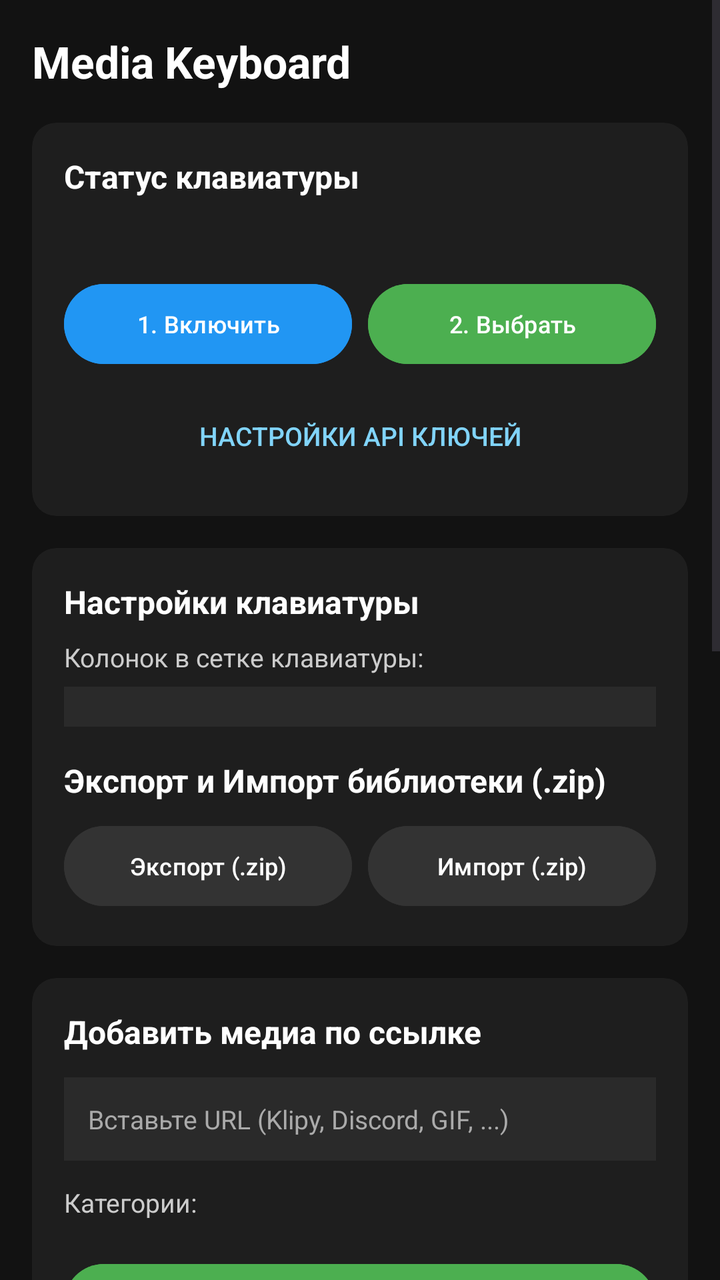
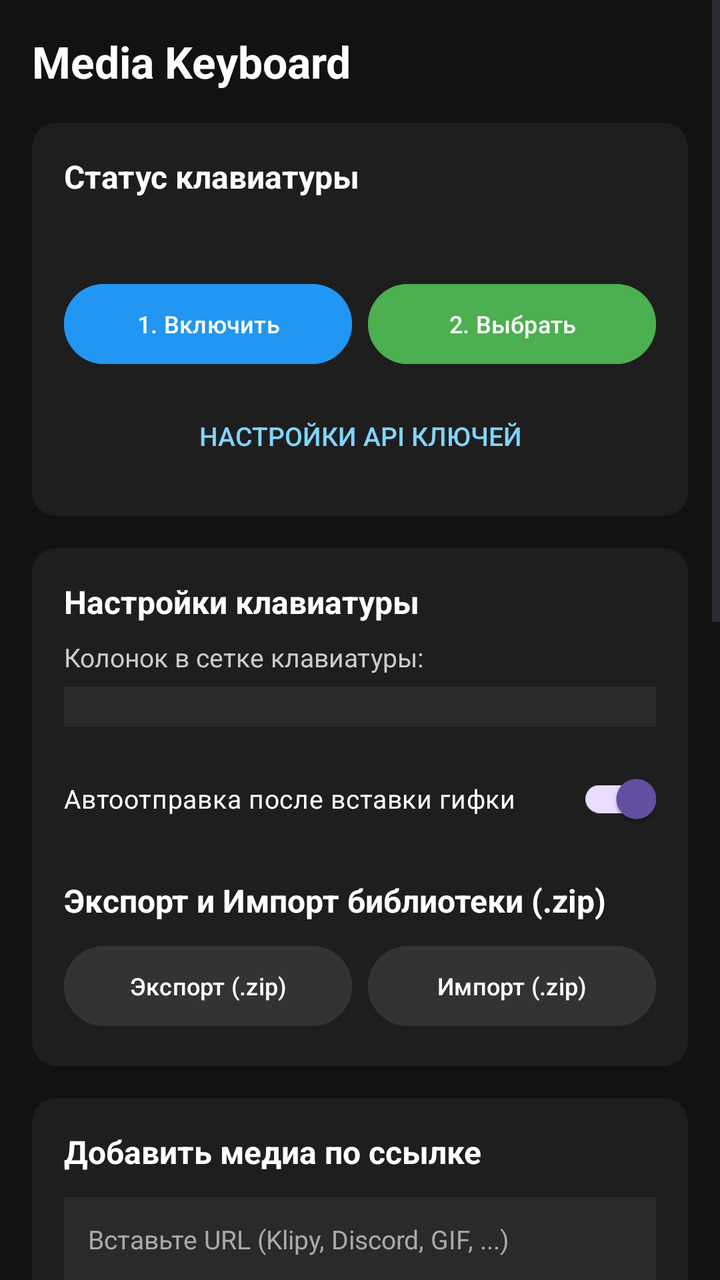

An Android layout rendered at two revisions. The XML below is the earlier revision; the diff shows what the commit changed to produce the second picture.
<!-- AndroidManifest.xml: application theme Theme.MediaKeyboard -->
<!-- res/layout/activity_main.xml -->
<?xml version="1.0" encoding="utf-8"?>
<ScrollView xmlns:android="http://schemas.android.com/apk/res/android"
    xmlns:app="http://schemas.android.com/apk/res-auto"
    android:layout_width="match_parent"
    android:layout_height="match_parent"
    android:background="#FF121212"
    android:fillViewport="true">

    <LinearLayout
        android:layout_width="match_parent"
        android:layout_height="wrap_content"
        android:orientation="vertical"
        android:padding="16dp">

        
        <TextView
            android:layout_width="wrap_content"
            android:layout_height="wrap_content"
            android:text="Media Keyboard"
            android:textColor="#FFFFFFFF"
            android:textSize="22sp"
            android:textStyle="bold"
            android:layout_marginBottom="16dp" />

        
        <com.google.android.material.card.MaterialCardView
            android:layout_width="match_parent"
            android:layout_height="wrap_content"
            android:layout_marginBottom="16dp"
            app:cardBackgroundColor="#FF1E1E1E"
            app:cardCornerRadius="12dp"
            app:strokeWidth="0dp">

            <LinearLayout
                android:layout_width="match_parent"
                android:layout_height="wrap_content"
                android:orientation="vertical"
                android:padding="16dp">

                <TextView
                    android:layout_width="wrap_content"
                    android:layout_height="wrap_content"
                    android:text="Статус клавиатуры"
                    android:textColor="#FFFFFFFF"
                    android:textSize="16sp"
                    android:textStyle="bold"
                    android:layout_marginBottom="8dp" />

                <TextView
                    android:id="@+id/statusText"
                    android:layout_width="wrap_content"
                    android:layout_height="wrap_content"
                    android:textColor="#FFCCCCCC"
                    android:textSize="14sp"
                    android:layout_marginBottom="12dp" />

                <LinearLayout
                    android:layout_width="match_parent"
                    android:layout_height="wrap_content"
                    android:orientation="horizontal">

                    <Button
                        android:id="@+id/btnEnable"
                        android:layout_width="0dp"
                        android:layout_height="wrap_content"
                        android:layout_weight="1"
                        android:text="1. Включить"
                        android:textSize="12sp"
                        android:backgroundTint="#FF2196F3"
                        android:textColor="#FFFFFFFF" />

                    <Button
                        android:id="@+id/btnPick"
                        android:layout_width="0dp"
                        android:layout_height="wrap_content"
                        android:layout_weight="1"
                        android:layout_marginStart="8dp"
                        android:text="2. Выбрать"
                        android:textSize="12sp"
                        android:backgroundTint="#FF4CAF50" />
                </LinearLayout>

                <Button
                    android:id="@+id/btnOpenSettings"
                    style="?android:attr/borderlessButtonStyle"
                    android:layout_width="match_parent"
                    android:layout_height="wrap_content"
                    android:layout_marginTop="8dp"
                    android:text="Настройки API ключей"
                    android:textColor="#FF81D4FA"
                    android:textSize="13sp" />

            </LinearLayout>
        </com.google.android.material.card.MaterialCardView>

        
        <com.google.android.material.card.MaterialCardView
            android:layout_width="match_parent"
            android:layout_height="wrap_content"
            android:layout_marginBottom="16dp"
            app:cardBackgroundColor="#FF1E1E1E"
            app:cardCornerRadius="12dp"
            app:strokeWidth="0dp">

            <LinearLayout
                android:layout_width="match_parent"
                android:layout_height="wrap_content"
                android:orientation="vertical"
                android:padding="16dp">

                <TextView
                    android:layout_width="wrap_content"
                    android:layout_height="wrap_content"
                    android:text="Настройки клавиатуры"
                    android:textColor="#FFFFFFFF"
                    android:textSize="16sp"
                    android:textStyle="bold"
                    android:layout_marginBottom="8dp" />

                <TextView
                    android:layout_width="wrap_content"
                    android:layout_height="wrap_content"
                    android:text="Колонок в сетке клавиатуры:"
                    android:textColor="#FFCCCCCC"
                    android:textSize="13sp"
                    android:layout_marginBottom="6dp" />

                <Spinner
                    android:id="@+id/spinnerColumns"
                    android:layout_width="match_parent"
                    android:layout_height="wrap_content"
                    android:background="#FF2A2A2A"
                    android:padding="10dp"
                    android:layout_marginBottom="16dp" />

                <TextView
                    android:layout_width="wrap_content"
                    android:layout_height="wrap_content"
                    android:text="Экспорт и Импорт библиотеки (.zip)"
                    android:textColor="#FFFFFFFF"
                    android:textSize="16sp"
                    android:textStyle="bold"
                    android:layout_marginBottom="8dp" />

                <LinearLayout
                    android:layout_width="match_parent"
                    android:layout_height="wrap_content"
                    android:orientation="horizontal">

                    <Button
                        android:id="@+id/btnExportLibrary"
                        android:layout_width="0dp"
                        android:layout_height="wrap_content"
                        android:layout_weight="1"
                        android:text="Экспорт (.zip)"
                        android:textSize="12sp"
                        android:backgroundTint="#FF333333" />

                    <Button
                        android:id="@+id/btnImportLibrary"
                        android:layout_width="0dp"
                        android:layout_height="wrap_content"
                        android:layout_weight="1"
                        android:layout_marginStart="8dp"
                        android:text="Импорт (.zip)"
                        android:textSize="12sp"
                        android:backgroundTint="#FF333333" />
                </LinearLayout>

            </LinearLayout>
        </com.google.android.material.card.MaterialCardView>

        
        <com.google.android.material.card.MaterialCardView
            android:layout_width="match_parent"
            android:layout_height="wrap_content"
            android:layout_marginBottom="16dp"
            app:cardBackgroundColor="#FF1E1E1E"
            app:cardCornerRadius="12dp"
            app:strokeWidth="0dp">

            <LinearLayout
                android:layout_width="match_parent"
                android:layout_height="wrap_content"
                android:orientation="vertical"
                android:padding="16dp">

                <TextView
                    android:layout_width="wrap_content"
                    android:layout_height="wrap_content"
                    android:text="Добавить медиа по ссылке"
                    android:textColor="#FFFFFFFF"
                    android:textSize="16sp"
                    android:textStyle="bold"
                    android:layout_marginBottom="12dp" />

                <EditText
                    android:id="@+id/inputMainUrl"
                    android:layout_width="match_parent"
                    android:layout_height="wrap_content"
                    android:hint="Вставьте URL (Klipy, Discord, GIF, ...)"
                    android:textColorHint="#FFAAAAAA"
                    android:textColor="#FFFFFFFF"
                    android:background="#FF2A2A2A"
                    android:padding="12dp"
                    android:textSize="13sp"
                    android:inputType="textUri" />

                <TextView
                    android:layout_width="wrap_content"
                    android:layout_height="wrap_content"
                    android:text="Категории:"
                    android:textColor="#FFCCCCCC"
                    android:textSize="13sp"
                    android:layout_marginTop="12dp"
                    android:layout_marginBottom="6dp" />

                <LinearLayout
                    android:id="@+id/mainCategoriesContainer"
                    android:layout_width="match_parent"
                    android:layout_height="wrap_content"
                    android:orientation="vertical" />

                <Button
                    android:id="@+id/btnAddMainMedia"
                    android:layout_width="match_parent"
                    android:layout_height="wrap_content"
                    android:layout_marginTop="12dp"
                    android:text="Сохранить в медиатеку"
                    android:backgroundTint="#FF4CAF50"
                    android:textColor="#FFFFFFFF" />

            </LinearLayout>
        </com.google.android.material.card.MaterialCardView>

        
        <com.google.android.material.card.MaterialCardView
            android:layout_width="match_parent"
            android:layout_height="wrap_content"
            android:layout_marginBottom="16dp"
            app:cardBackgroundColor="#FF1E1E1E"
            app:cardCornerRadius="12dp"
            app:strokeWidth="0dp">

            <LinearLayout
                android:layout_width="match_parent"
                android:layout_height="wrap_content"
                android:orientation="vertical"
                android:padding="16dp">

                <TextView
                    android:layout_width="wrap_content"
                    android:layout_height="wrap_content"
                    android:text="Категории"
                    android:textColor="#FFFFFFFF"
                    android:textSize="16sp"
                    android:textStyle="bold"
                    android:layout_marginBottom="12dp" />

                <LinearLayout
                    android:layout_width="match_parent"
                    android:layout_height="wrap_content"
                    android:orientation="horizontal">

                    <EditText
                        android:id="@+id/inputMainCategoryName"
                        android:layout_width="0dp"
                        android:layout_height="wrap_content"
                        android:layout_weight="1"
                        android:hint="Имя новой категории"
                        android:textColorHint="#FFAAAAAA"
                        android:textColor="#FFFFFFFF"
                        android:background="#FF2A2A2A"
                        android:padding="12dp"
                        android:textSize="13sp"
                        android:inputType="textCapWords" />

                    <Button
                        android:id="@+id/btnAddMainCategory"
                        android:layout_width="wrap_content"
                        android:layout_height="wrap_content"
                        android:layout_marginStart="8dp"
                        android:text="Создать"
                        android:backgroundTint="#FF333333" />
                </LinearLayout>

                <LinearLayout
                    android:id="@+id/mainCategoryListContainer"
                    android:layout_width="match_parent"
                    android:layout_height="wrap_content"
                    android:orientation="vertical"
                    android:layout_marginTop="12dp" />

            </LinearLayout>
        </com.google.android.material.card.MaterialCardView>

        
        <com.google.android.material.card.MaterialCardView
            android:layout_width="match_parent"
            android:layout_height="wrap_content"
            app:cardBackgroundColor="#FF1E1E1E"
            app:cardCornerRadius="12dp"
            app:strokeWidth="0dp">

            <LinearLayout
                android:layout_width="match_parent"
                android:layout_height="wrap_content"
                android:orientation="vertical"
                android:padding="16dp">

                <LinearLayout
                    android:layout_width="match_parent"
                    android:layout_height="wrap_content"
                    android:orientation="horizontal"
                    android:gravity="center_vertical"
                    android:layout_marginBottom="12dp">

                    <TextView
                        android:layout_width="0dp"
                        android:layout_height="wrap_content"
                        android:layout_weight="1"
                        android:text="Сохраненная медиатека"
                        android:textColor="#FFFFFFFF"
                        android:textSize="16sp"
                        android:textStyle="bold" />

                    <Button
                        android:id="@+id/btnClearAllMedia"
                        style="?android:attr/borderlessButtonStyle"
                        android:layout_width="wrap_content"
                        android:layout_height="wrap_content"
                        android:text="Очистить всё"
                        android:textColor="#FFFF5252"
                        android:textSize="12sp" />
                </LinearLayout>

                <androidx.recyclerview.widget.RecyclerView
                    android:id="@+id/mainMediaGrid"
                    android:layout_width="match_parent"
                    android:layout_height="300dp" />

            </LinearLayout>
        </com.google.android.material.card.MaterialCardView>

    </LinearLayout>
</ScrollView>
<!-- resources referenced by this layout -->
<resources>
  <style name="Theme.MediaKeyboard" parent="Base.Theme.MediaKeyboard" />
  <style name="Base.Theme.MediaKeyboard" parent="Theme.Material3.DayNight.NoActionBar">
          
          
      </style>
</resources>

<!-- the commit's change to res/layout/activity_main.xml (unified diff, before → after) -->
@@ -131,6 +131,16 @@
                     android:layout_height="wrap_content"
                     android:background="#FF2A2A2A"
                     android:padding="10dp"
+                    android:layout_marginBottom="12dp" />
+
+                <com.google.android.material.switchmaterial.SwitchMaterial
+                    android:id="@+id/switchAutoSend"
+                    android:layout_width="match_parent"
+                    android:layout_height="wrap_content"
+                    android:text="Автоотправка после вставки гифки"
+                    android:textColor="#FFFFFFFF"
+                    android:textSize="13sp"
+                    android:checked="true"
                     android:layout_marginBottom="16dp" />
 
                 <TextView
